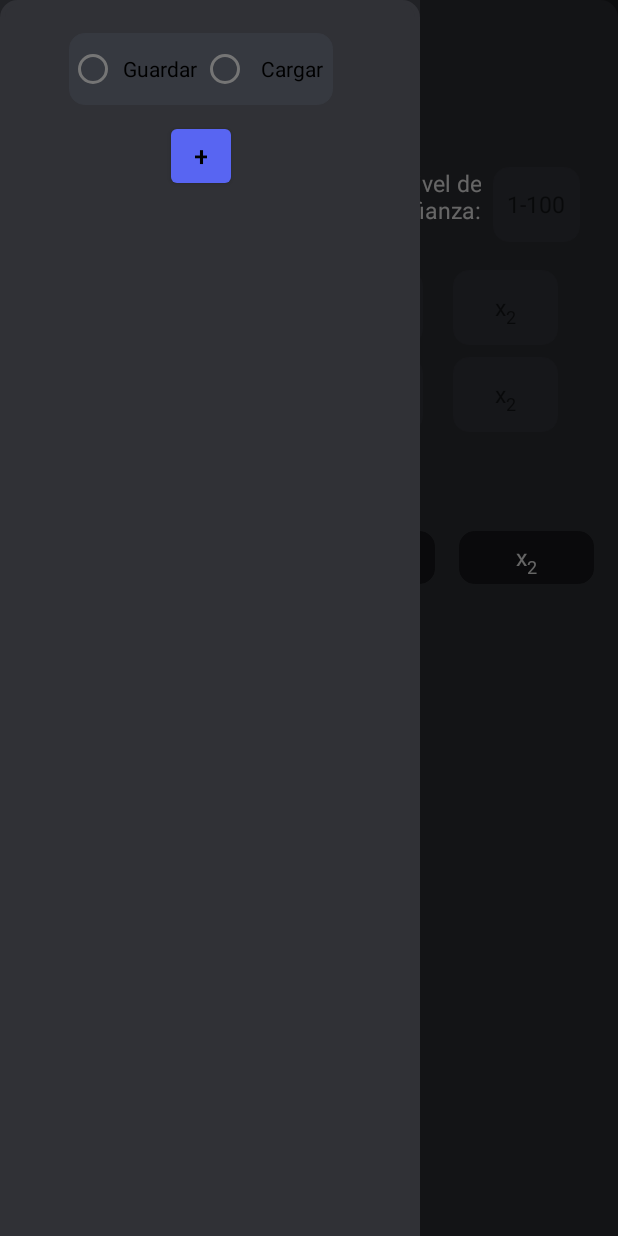
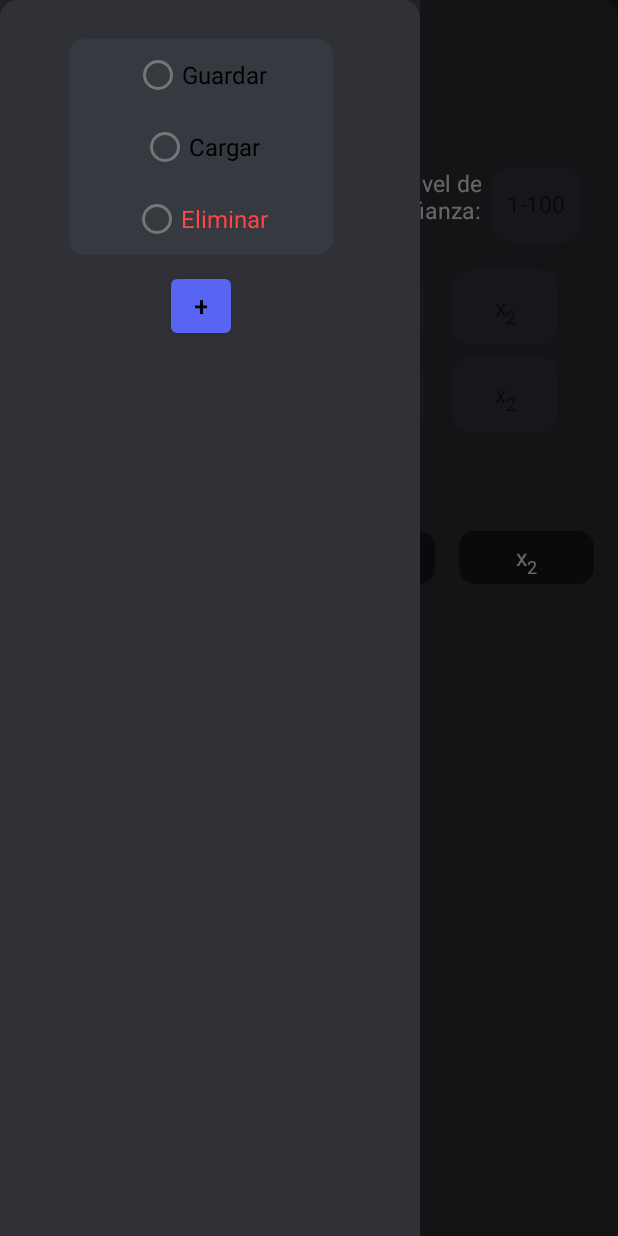
Before and after one commit to Dogeedog/solvingalgopart2, an Android app: the screen it shows after launch (MainActivity), with the side drawer open, on a phone screen of 412 x 824 dp. Run offline under Robolectric (Android 15) with nearby library versions, the phone set to English and light mode, and no system bars; libraries missing offline, so code that uses them is left out: org.hipparchus.stat.

Commit message:
PrOGress *opcion de eliminar save slots añadida

```diff
--- a/app/src/main/res/layout/sidebar.xml
+++ b/app/src/main/res/layout/sidebar.xml
@@ -21,7 +21,7 @@
         app:layout_constraintTop_toTopOf="parent"
         app:layout_constraintLeft_toLeftOf="@id/saveloadlayout"
         android:layout_marginStart="24dp"
-        android:layout_marginTop="80dp"
+        android:layout_marginTop="180dp"
         tools:ignore="OnClick,UsingOnClickInXml">
 
     </Button>
@@ -43,9 +43,8 @@
         android:layout_width="176dp"
         android:layout_height="wrap_content"
         android:background="@drawable/rect"
-        android:orientation="horizontal"
-        tools:layout_editor_absoluteX="40dp"
-        tools:layout_editor_absoluteY="146dp"
+        android:orientation="vertical"
+        android:gravity="center_horizontal"
         app:layout_constraintBottom_toTopOf="@id/addstate"
         app:layout_constraintLeft_toLeftOf="parent"
         android:layout_marginStart="46dp"
@@ -53,17 +52,28 @@
 
         <RadioButton
             android:id="@+id/save"
-            android:layout_width="88dp"
+            android:layout_width="wrap_content"
             android:layout_height="wrap_content"
+            android:textSize="16sp"
             android:gravity="center"
             android:text="@string/saveswitch" />
 
         <RadioButton
             android:id="@+id/load"
-            android:layout_width="88dp"
+            android:layout_width="wrap_content"
             android:layout_height="wrap_content"
+            android:textSize="16sp"
             android:gravity="center"
             android:text="@string/loadswitch" />
+
+        <RadioButton
+            android:id="@+id/eraseslot"
+            android:layout_width="wrap_content"
+            android:layout_height="wrap_content"
+            android:textColor="#FF4545"
+            android:textSize="16sp"
+            android:gravity="center"
+            android:text="@string/delete" />
     </RadioGroup>
 
 </androidx.constraintlayout.widget.ConstraintLayout>
--- a/app/src/main/res/values/strings.xml
+++ b/app/src/main/res/values/strings.xml
@@ -19,4 +19,5 @@
     <string name="graf">Gráfica 3D</string>
     <string name="saveswitch">Guardar</string>
     <string name="loadswitch">Cargar</string>
+    <string name="delete">Eliminar</string>
 </resources>
```
Also changed, not shown: app/src/main/java/com/example/linearplexsolver/MainActivity.java (+25 -0 lines), 1 other file.
